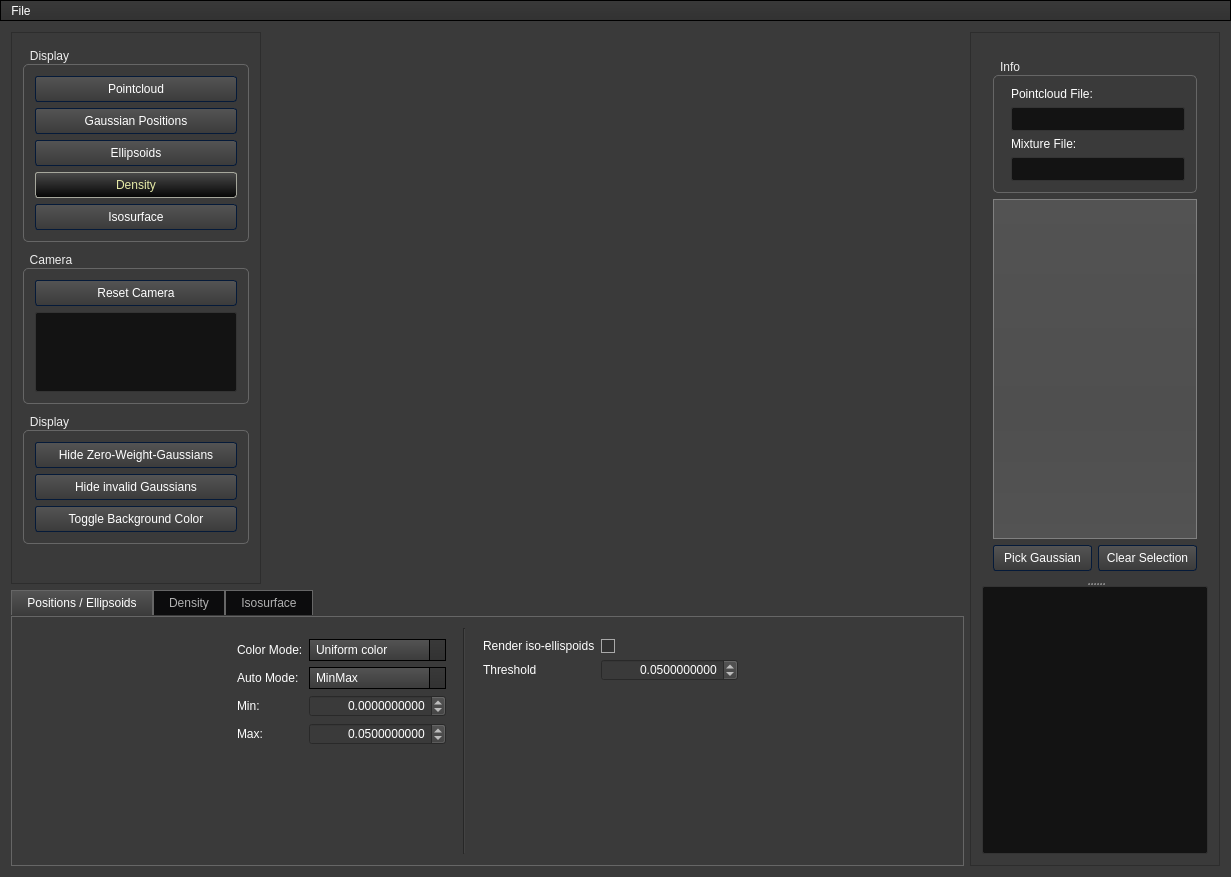
Before: the Qt Designer form da-gm-1/da-gm-1/gmvis/ui/VisualizerWindow.ui in SFraissTU/gm_vis, drawn with Qt 5.
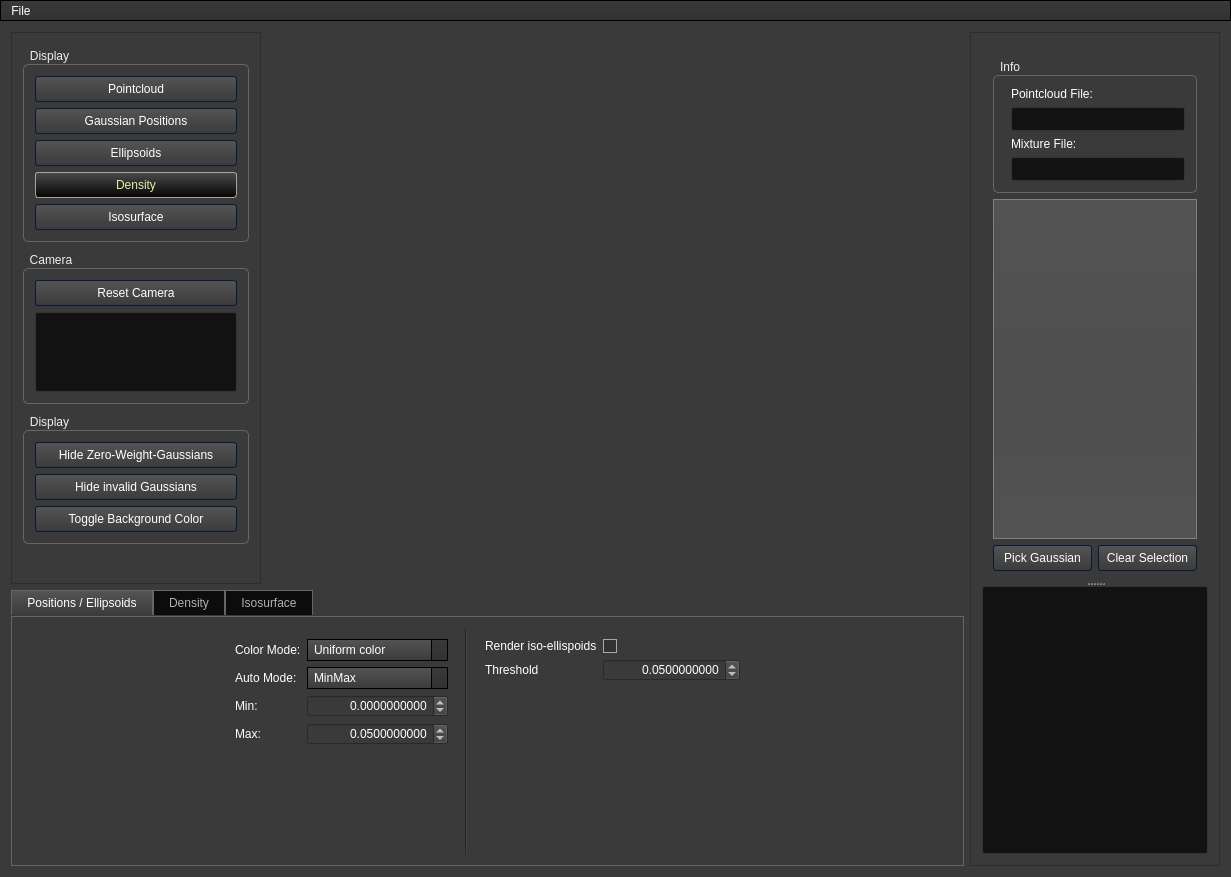
After: the same form once the commit is applied. The open tabs and pages were chosen to show the change. Icons and pictures are not drawn. Custom widgets are drawn as their Qt base class.

Commit message: reduce minimum value for ellipsoid colouring

```diff
--- a/da-gm-1/da-gm-1/gmvis/ui/VisualizerWindow.ui
+++ b/da-gm-1/da-gm-1/gmvis/ui/VisualizerWindow.ui
@@ -1439,7 +1439,7 @@
               <number>10</number>
              </property>
              <property name="minimum">
-              <double>-10.000000000000000</double>
+              <double>-9999999999999999635896294965248.000000000000000</double>
              </property>
              <property name="maximum">
               <double>9999999999999999635896294965248.000000000000000</double>
@@ -1476,6 +1476,9 @@
              <property name="decimals">
               <number>10</number>
              </property>
+             <property name="minimum">
+              <double>-9999999999999999635896294965248.000000000000000</double>
+             </property>
              <property name="maximum">
               <double>9999999999999999635896294965248.000000000000000</double>
              </property>
```
Left out of the diff: 4 changed lines with no effect on the pictures.
